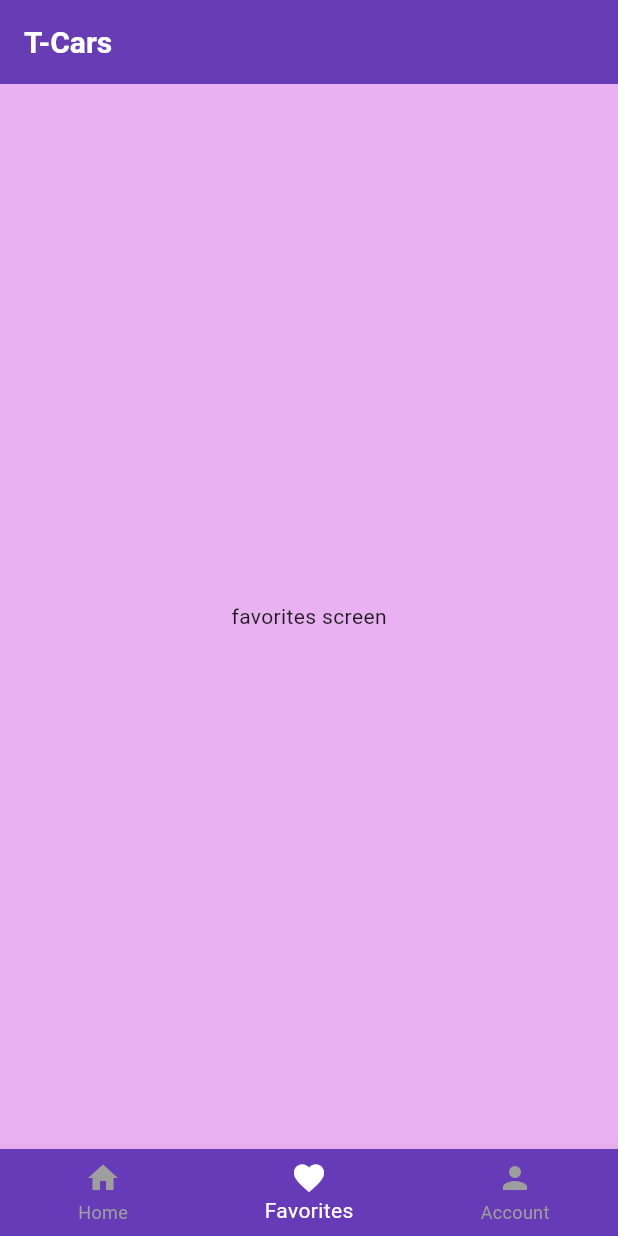
After one commit to temich719/t-cars, a Flutter app: the screen it shows after launch, item 2 of the bottom bar chosen, on a phone screen of 412 x 824 dp. The commit adds this screen. Run offline on Flutter 3.47's test engine with Material 3 defaults, Android fonts, the phone set to English and light mode, and no system bars.

Commit message:
added simple bottom bar navigation and refactoring of main.dart

```diff
--- /dev/null
+++ b/lib/app.dart
@@ -0,0 +1,65 @@
+import 'package:flutter/material.dart';
+import 'package:t_cars/screens/account_screen.dart';
+import 'package:t_cars/screens/favorites_screen.dart';
+import 'package:t_cars/screens/main_screen.dart';
+
+const String appTitle = 'T-Cars';
+
+class App extends StatefulWidget {
+  const App({super.key});
+
+  @override
+  State<App> createState() => _AppState();
+}
+
+class _AppState extends State<App> {
+  int _currentIndex = 0;
+  final List<Widget> _widgetsBottomBar = [
+    MainScreenContainer(),
+    FavoritesScreen(),
+    AccountScreen(),
+  ];
+
+  void onBottomItemTapped(int index) {
+    setState(() {
+      _currentIndex = index;
+    });
+  }
+
+  @override
+  Widget build(BuildContext context) {
+    return Scaffold(
+      appBar: AppBar(
+        title: Text(
+          appTitle,
+          style: TextStyle(
+            fontSize: 20.0,
+            fontWeight: FontWeight.bold,
+            color: Colors.white,
+          ),
+        ),
+        backgroundColor: Colors.deepPurple,
+        elevation: 4.0,
+      ),
+      body: Center(
+        child: _widgetsBottomBar.elementAt(_currentIndex),
+      ), //MainScreenContainer(),
+      backgroundColor: Color(0xD1E5A0EF),
+      bottomNavigationBar: BottomNavigationBar(
+        items: const <BottomNavigationBarItem>[
+          BottomNavigationBarItem(icon: Icon(Icons.home), label: "Home"),
+          BottomNavigationBarItem(
+            icon: Icon(Icons.favorite),
+            label: "Favorites",
+          ),
+          BottomNavigationBarItem(icon: Icon(Icons.person), label: "Account"),
+        ],
+        backgroundColor: Colors.deepPurple,
+        selectedItemColor: Colors.white,
+        unselectedItemColor: Colors.grey,
+        currentIndex: _currentIndex,
+        onTap: onBottomItemTapped,
+      ),
+    );
+  }
+}
--- a/lib/components/advertisement.dart
+++ b/lib/components/advertisement.dart
@@ -56,7 +56,7 @@ class _AdvertisementWidgetState extends State<AdvertisementWidget> {
       _description = description;
     });
   }
-
+  //todo favorites
   @override
   Widget build(BuildContext context) {
     return Card(
--- /dev/null
+++ b/lib/screens/favorites_screen.dart
@@ -0,0 +1,16 @@
+import 'package:flutter/cupertino.dart';
+
+class FavoritesScreen extends StatelessWidget {
+  const FavoritesScreen({super.key});
+
+  @override
+  Widget build(BuildContext context) {
+    return SizedBox(
+      width: 300.0,
+      height: 300.0,
+      child: Center(
+        child: Text('favorites screen'),
+      ),
+    );
+  }
+}
```
Also changed, not shown: lib/main.dart (+2 -32 lines), lib/screens/account_screen.dart (added, +17 -0 lines).
